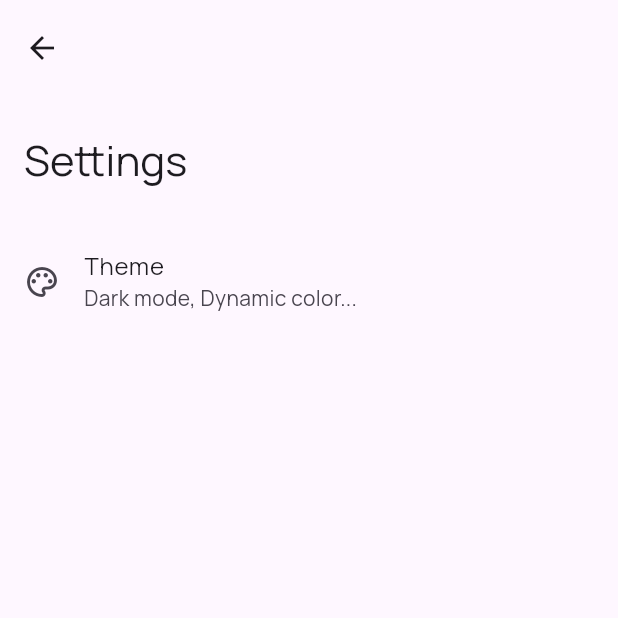
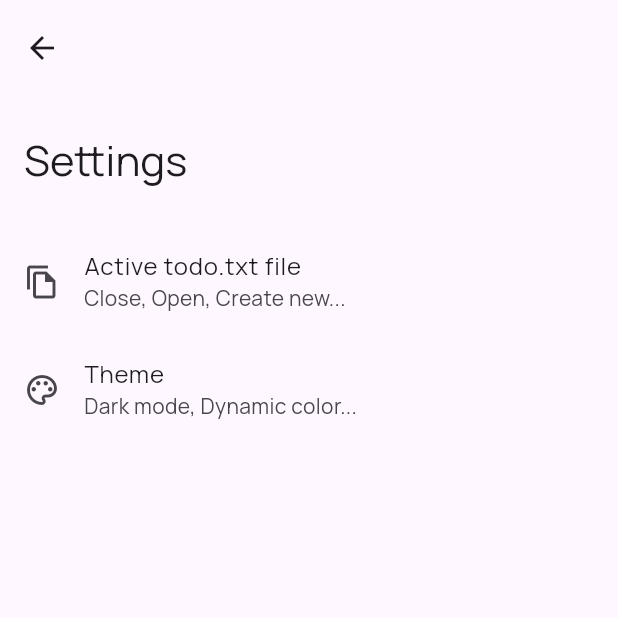
Before and after one commit to boredcodebyk/minttask, a Flutter app: the screen it shows after launch, after a tap on the "settings" icon, on a phone screen of 412 x 824 dp, the top half of it. Run offline on Flutter 3.47's test engine with Material 3 defaults, Android fonts, the light colour scheme and no system bars; drawn by our look-alikes of dynamic_color; our stand-ins replace device_info_plus, file_picker, flutter_riverpod, go_router, permission_handler, shared_preferences.

Commit message:
update file provider and settings view

```diff
--- /dev/null
+++ b/lib/controller/error_provider.dart
@@ -0,0 +1,6 @@
+import 'package:flutter_riverpod/flutter_riverpod.dart';
+
+final errorProvider = StateProvider<String>((ref) {
+  String error = "";
+  return error;
+});
--- a/lib/controller/router_provider.dart
+++ b/lib/controller/router_provider.dart
@@ -4,6 +4,8 @@ import 'package:animations/animations.dart';
 import 'package:flutter_riverpod/flutter_riverpod.dart';
 import 'package:go_router/go_router.dart';
 import 'package:minttask/controller/permission_provider.dart';
+import 'package:minttask/view/error_view.dart';
+import 'package:minttask/view/settings_view/activefile.dart';
 import 'package:minttask/view/test.dart';
 import 'package:minttask/view/views.dart';
 import 'package:permission_handler/permission_handler.dart';
@@ -36,7 +38,23 @@ final routerProvider = Provider<GoRouter>((ref) {
           pageBuilder: (context, state) => CustomTransitionPage(
                 key: state.pageKey,
                 child: const SettingsView(),
-          transitionsBuilder: (context, animation, secondaryAnimation, child) =>
+                transitionsBuilder:
+                    (context, animation, secondaryAnimation, child) =>
+                        SharedAxisTransition(
+                  animation: animation,
+                  secondaryAnimation: secondaryAnimation,
+                  transitionType: SharedAxisTransitionType.horizontal,
+                  child: child,
+                ),
+              ),
+          routes: [
+            GoRoute(
+              path: 'theme',
+              pageBuilder: (context, state) => CustomTransitionPage(
+                key: state.pageKey,
+                child: const ThemeView(),
+                transitionsBuilder:
+                    (context, animation, secondaryAnimation, child) =>
                         SharedAxisTransition(
                   animation: animation,
                   secondaryAnimation: secondaryAnimation,
@@ -46,11 +64,12 @@ final routerProvider = Provider<GoRouter>((ref) {
               ),
             ),
             GoRoute(
-        path: '/settingsview/theme',
+              path: 'activefile',
               pageBuilder: (context, state) => CustomTransitionPage(
                 key: state.pageKey,
-          child: const ThemeView(),
-          transitionsBuilder: (context, animation, secondaryAnimation, child) =>
+                child: const ActivefileView(),
+                transitionsBuilder:
+                    (context, animation, secondaryAnimation, child) =>
                         SharedAxisTransition(
                   animation: animation,
                   secondaryAnimation: secondaryAnimation,
@@ -59,6 +78,7 @@ final routerProvider = Provider<GoRouter>((ref) {
                 ),
               ),
             ),
+          ]),
       GoRoute(
         path: '/todo/:id',
         pageBuilder: (context, state) {
@@ -116,6 +136,10 @@ final routerProvider = Provider<GoRouter>((ref) {
         path: '/permissionrequest',
         builder: (context, state) => const PermissionView(),
       ),
+      GoRoute(
+        path: '/erroroccured',
+        builder: (context, state) => const ErrorView(),
+      )
     ],
   );
   return router;
--- /dev/null
+++ b/lib/controller/todotxt_file_provider.dart
@@ -0,0 +1,73 @@
+import 'dart:io';
+
+import 'package:flutter_riverpod/flutter_riverpod.dart';
+import 'package:minttask/controller/error_provider.dart';
+import 'package:minttask/controller/filehandle.dart';
+import 'package:minttask/controller/router_provider.dart';
+import 'package:minttask/controller/shared_preference_provider.dart';
+import 'package:minttask/controller/todotxt_parser.dart';
+import 'package:minttask/model/task_model.dart';
+
+final todotxtFilePathProvider = StateProvider((ref) {
+  final prefs = ref.watch(sharedPreferencesProvider);
+  String filePath = prefs.getString("savedPath") ?? "";
+  ref.listenSelf(
+    (previous, next) => prefs.setString("savedPath", next.toString()),
+  );
+  return filePath;
+});
+
+// final todoProvider = StateProvider<List<TaskText>>((ref) {
+//   List<TaskText> todoContent = [];
+//   if (ref.watch(todotxtFilePathProvider).isNotEmpty) {
+//     try {
+//       String todotxt = ref.watch(rawFileProvider);
+//       return todotxt.trim().isNotEmpty
+//           ? todotxt
+//               .trim()
+//               .split('\n')
+//               .map(
+//                 (e) => TaskParser().parser(e),
+//               )
+//               .toList()
+//           : todoContent;
+//     } catch (e) {
+//       ref.read(errorProvider.notifier).state = e.toString();
+//       ref.read(routerProvider).push('/erroroccured');
+//     }
+//   } else {
+//     return todoContent;
+//   }
+//   return todoContent;
+// });
+
+class TodoNotifier extends Notifier<List<TaskText>> {
+  @override
+  List<TaskText> build() {
+    return [];
+  }
+
+  void addTodo(TaskText todo) {
+    state = [todo, ...state];
+    ref.read(rawFileProvider.notifier).saveFile(state);
+  }
+
+  void removeTodo(int todoIndex) {
+    state.removeAt(todoIndex);
+    ref.read(rawFileProvider.notifier).saveFile(state);
+  }
+
+  void toggle(int todoIndex, bool value) {
+    state[todoIndex] = state[todoIndex].copyWith(
+        completion: value, completionDate: value ? DateTime.now() : null);
+
+    ref.read(rawFileProvider.notifier).saveFile(state);
+  }
+
+  void updateState(List<TaskText> list) {
+    state = list;
+  }
+}
+
+final todoListProvider =
+    NotifierProvider<TodoNotifier, List<TaskText>>(() => TodoNotifier());
--- a/lib/controller/todotxt_parser.dart
+++ b/lib/controller/todotxt_parser.dart
@@ -64,6 +64,7 @@ class TaskParser {
     );
     return value;
   }
+}
 
 // Credit to https://stackoverflow.com/questions/68565990/dart-how-to-convert-a-column-letter-into-number
 int lettersToIndex(String letters) {
@@ -88,4 +89,3 @@ class TaskParser {
   } while (index > 0);
   return letters.reversed.join("");
 }
-}
--- a/lib/main.dart
+++ b/lib/main.dart
@@ -3,10 +3,12 @@ import 'dart:io';
 import 'package:dynamic_color/dynamic_color.dart';
 import 'package:flutter/material.dart';
 import 'package:flutter_riverpod/flutter_riverpod.dart';
+import 'package:minttask/controller/filehandle.dart';
 import 'package:minttask/controller/permission_provider.dart';
 import 'package:minttask/controller/router_provider.dart';
 import 'package:minttask/controller/settings_provider.dart';
 import 'package:minttask/controller/shared_preference_provider.dart';
+import 'package:minttask/controller/todotxt_file_provider.dart';
 import 'package:minttask/model/default_color_scheme.dart';
 import 'package:shared_preferences/shared_preferences.dart';
 
@@ -48,6 +50,9 @@ class _MyAppState extends ConsumerState<MyApp> with WidgetsBindingObserver {
       if (Platform.isAndroid) {
         ref.read(permissionProvider.notifier).fetchPermissionStatus();
       }
+      if (ref.watch(todotxtFilePathProvider).isNotEmpty) {
+        ref.read(rawFileProvider.notifier).updateState();
+      }
     }
   }
 
--- a/lib/view/components/todo_list_item.dart
+++ b/lib/view/components/todo_list_item.dart
@@ -1,11 +1,11 @@
 import 'package:flutter/material.dart';
+import 'package:flutter_riverpod/flutter_riverpod.dart';
 import 'package:go_router/go_router.dart';
 import 'package:intl/intl.dart';
-import 'package:minttask/controller/todotxt_parser.dart';
-import 'package:minttask/model/dummy.dart';
+import 'package:minttask/controller/todotxt_file_provider.dart';
 import 'package:minttask/model/task_model.dart';
 
-class TodoListItem extends StatelessWidget {
+class TodoListItem extends ConsumerStatefulWidget {
   const TodoListItem({
     super.key,
     required this.todoIndex,
@@ -13,9 +13,16 @@ class TodoListItem extends StatelessWidget {
   });
   final int todoIndex;
   final TaskText listItem;
+
+  @override
+  ConsumerState<TodoListItem> createState() => _TodoListItemState();
+}
+
+class _TodoListItemState extends ConsumerState<TodoListItem> {
   final pri = "ABCDEFGHIJKLMNOPQRSTUVWXYZ";
   @override
   Widget build(BuildContext context) {
+    final todoItem = ref.watch(todoListProvider)[widget.todoIndex];
     return Padding(
       padding: const EdgeInsets.symmetric(vertical: 1),
       child: ListTile(
@@ -23,15 +30,20 @@ class TodoListItem extends StatelessWidget {
             ? Theme.of(context).colorScheme.surfaceContainerHigh
             : Theme.of(context).colorScheme.surfaceContainerLowest,
         leading: Checkbox(
-          value: TaskParser().parser(textList[todoIndex]).completion,
-          onChanged: (value) {},
+          value: todoItem.completion,
+          onChanged: (value) {
+            ref
+                .read(todoListProvider.notifier)
+                .toggle(widget.todoIndex, value!);
+          },
         ),
-        title: Text(listItem.text),
+        title: Text(widget.listItem.text),
         subtitle: Wrap(
           direction: Axis.horizontal,
           spacing: 8,
           children: [
-            if (!(listItem.priority == 0 || listItem.priority == null)) ...[
+            if (!(widget.listItem.priority == 0 ||
+                widget.listItem.priority == null)) ...[
               Chip(
                 color: WidgetStatePropertyAll(
                     Theme.of(context).colorScheme.surfaceContainerHighest),
@@ -40,13 +52,14 @@ class TodoListItem extends StatelessWidget {
                   Icons.priority_high,
                   size: 12,
                 ),
-                label: (listItem.priority == null || listItem.priority == 0)
+                label: (widget.listItem.priority == null ||
+                        widget.listItem.priority == 0)
                     ? const Text("")
-                    : Text(pri.split("")[listItem.priority! - 1]),
+                    : Text(pri.split("")[widget.listItem.priority! - 1]),
                 labelStyle: Theme.of(context).textTheme.labelSmall,
               ),
             ],
-            if (listItem.completion)
+            if (widget.listItem.completion)
               Chip(
                 color: WidgetStatePropertyAll(
                     Theme.of(context).colorScheme.surfaceContainerHighest),
@@ -56,10 +69,10 @@ class TodoListItem extends StatelessWidget {
                   size: 16,
                 ),
                 label: Text(DateFormat.yMMMMd('en_US')
-                    .format(listItem.completionDate!)),
+                    .format(widget.listItem.completionDate!)),
                 labelStyle: Theme.of(context).textTheme.labelSmall,
               ),
-            ...listItem.contextTag!.map((e) => Chip(
+            ...widget.listItem.contextTag!.map((e) => Chip(
                   color: WidgetStatePropertyAll(
                       Theme.of(context).colorScheme.surfaceContainerHighest),
                   side: BorderSide.none,
@@ -70,7 +83,7 @@ class TodoListItem extends StatelessWidget {
                   label: Text(e),
                   labelStyle: Theme.of(context).textTheme.labelSmall,
                 )),
-            ...listItem.projectTag!.map((e) => Chip(
+            ...widget.listItem.projectTag!.map((e) => Chip(
                   color: WidgetStatePropertyAll(
                       Theme.of(context).colorScheme.surfaceContainerHighest),
                   side: BorderSide.none,
@@ -83,7 +96,7 @@ class TodoListItem extends StatelessWidget {
                 )),
           ],
         ),
-        onTap: () => context.push('/todo/$todoIndex'),
+        onTap: () => context.push('/todo/${widget.todoIndex}'),
       ),
     );
   }
--- a/lib/view/components/todo_listview.dart
+++ b/lib/view/components/todo_listview.dart
@@ -1,11 +1,11 @@
 import 'package:flutter/material.dart';
-import 'package:minttask/controller/todotxt_parser.dart';
+import 'package:minttask/model/task_model.dart';
 import 'package:minttask/view/components/todo_list_item.dart';
 
 class TodoListview extends StatelessWidget {
   const TodoListview({super.key, required this.listItem});
 
-  final List<String> listItem;
+  final List<TaskText> listItem;
 
   @override
   Widget build(BuildContext context) {
@@ -23,10 +23,9 @@ class TodoListview extends StatelessWidget {
         itemCount: listItem.length,
         itemBuilder: (context, index) {
           var item = listItem[index];
-          var parsedItem = TaskParser().parser(item);
           return TodoListItem(
             todoIndex: index,
-            listItem: parsedItem,
+            listItem: item,
           );
         },
       ),
--- a/lib/view/home.dart
+++ b/lib/view/home.dart
@@ -1,20 +1,19 @@
 import 'package:flutter/material.dart';
+import 'package:flutter_riverpod/flutter_riverpod.dart';
 import 'package:go_router/go_router.dart';
-import 'package:minttask/model/dummy.dart';
+import 'package:minttask/controller/filehandle.dart';
+import 'package:minttask/controller/todotxt_file_provider.dart';
+import 'package:minttask/view/components/new_dialog.dart';
 import 'package:minttask/view/components/todo_listview.dart';
 
-class HomeView extends StatefulWidget {
+class HomeView extends ConsumerStatefulWidget {
   const HomeView({super.key});
 
   @override
-  State<HomeView> createState() => _HomeViewState();
+  ConsumerState<HomeView> createState() => _HomeViewState();
 }
 
-class _HomeViewState extends State<HomeView> {
-  var dummylist =
-      List.generate(10, (index) => index * index + 1, growable: true);
-  var dummytextlist = text.trim().split('\n');
-
+class _HomeViewState extends ConsumerState<HomeView> {
   @override
   Widget build(BuildContext context) {
     return Scaffold(
@@ -44,9 +43,10 @@ class _HomeViewState extends State<HomeView> {
               padding: const EdgeInsets.only(bottom: 12.0),
               child: Column(
                 children: [
+                  if (ref.watch(todotxtFilePathProvider).isNotEmpty) ...[
                     Padding(
-                    padding:
-                        const EdgeInsets.symmetric(horizontal: 16, vertical: 2),
+                      padding: const EdgeInsets.symmetric(
+                          horizontal: 16, vertical: 2),
                       child: Card(
                         elevation: 0,
                         clipBehavior: Clip.antiAlias,
@@ -66,10 +66,11 @@ class _HomeViewState extends State<HomeView> {
                         ),
                       ),
                     ),
-                  if (dummytextlist.isNotEmpty) ...[
+                    if (ref.watch(todoListProvider).isNotEmpty) ...[
                       Padding(
                         padding: const EdgeInsets.symmetric(horizontal: 16),
-                      child: TodoListview(listItem: dummytextlist),
+                        child: TodoListview(
+                            listItem: ref.watch(todoListProvider)!),
                       ),
                       Padding(
                         padding: const EdgeInsets.symmetric(vertical: 32),
@@ -93,16 +94,68 @@ class _HomeViewState extends State<HomeView> {
                         ),
                       )
                     ]
+                  ] else ...[
+                    Padding(
+                      padding: const EdgeInsets.symmetric(
+                          horizontal: 16, vertical: 2),
+                      child: Card(
+                        elevation: 0,
+                        clipBehavior: Clip.antiAlias,
+                        color: Theme.of(context).colorScheme.tertiaryContainer,
+                        shape: RoundedRectangleBorder(
+                          side: BorderSide(
+                              color:
+                                  Theme.of(context).colorScheme.outlineVariant),
+                          borderRadius: BorderRadius.circular(18),
+                        ),
+                        child: ListTile(
+                          onTap: () async => showDialog(
+                            context: context,
+                            builder: (context) => const NewDialog(),
+                          ),
+                          leading: const Icon(Icons.add_box_outlined),
+                          title: const Text("Create"),
+                          subtitle: const Text("Create new todo.txt workspace"),
+                          trailing: const Icon(Icons.chevron_right_outlined),
+                        ),
+                      ),
+                    ),
+                    Padding(
+                      padding: const EdgeInsets.symmetric(
+                          horizontal: 16, vertical: 2),
+                      child: Card(
+                        elevation: 0,
+                        clipBehavior: Clip.antiAlias,
+                        color: Theme.of(context).colorScheme.tertiaryContainer,
+                        shape: RoundedRectangleBorder(
+                          side: BorderSide(
+                              color:
+                                  Theme.of(context).colorScheme.outlineVariant),
+                          borderRadius: BorderRadius.circular(18),
+                        ),
+                        child: ListTile(
+                          onTap: () =>
+                              ref.read(rawFileProvider.notifier).openFile(),
+                          leading: const Icon(Icons.file_open_outlined),
+                          title: const Text("Open"),
+                          subtitle: const Text("Open a todo.txt workspace"),
+                          trailing: const Icon(Icons.chevron_right_outlined),
+                        ),
+                      ),
+                    ),
+                  ],
                 ],
               ),
             ),
           )
         ],
       ),
-      floatingActionButton: FloatingActionButton(
+      floatingActionButton: (ref.watch(todotxtFilePathProvider).isNotEmpty)
+          ? FloatingActionButton(
               onPressed: () {},
               child: const Icon(Icons.add),
-      ),
+            )
+          : null,
     );
   }
 }
--- a/lib/view/settings.dart
+++ b/lib/view/settings.dart
@@ -18,11 +18,19 @@ class SettingsView extends StatelessWidget {
           ),
           SliverToBoxAdapter(
             child: Column(
+              crossAxisAlignment: CrossAxisAlignment.start,
+              mainAxisAlignment: MainAxisAlignment.start,
               children: [
                 ListView(
                   shrinkWrap: true,
                   physics: const NeverScrollableScrollPhysics(),
                   children: [
+                    ListTile(
+                      leading: const Icon(Icons.file_copy_outlined),
+                      title: const Text("Active todo.txt file"),
+                      subtitle: const Text("Close, Open, Create new..."),
+                      onTap: () => context.push('/settingsview/activefile'),
+                    ),
                     ListTile(
                       leading: const Icon(Icons.color_lens_outlined),
                       title: const Text("Theme"),
```
Also changed, not shown: lib/controller/filehandle.dart (added, +84 -0 lines), lib/model/dummy.dart (deleted, +0 -18 lines), lib/model/page_transition.dart (deleted, +0 -16 lines), lib/model/task_model.dart (+66 -0 lines), lib/view/components/new_dialog.dart (added, +40 -0 lines), lib/view/error_view.dart (added, +33 -0 lines), lib/view/settings_view/activefile.dart (added, +60 -0 lines), lib/view/test.dart (+9 -5 lines), lib/view/todo.dart (+6 -6 lines), 3 other files. Lines whose indentation alone changed are shown as unchanged.
